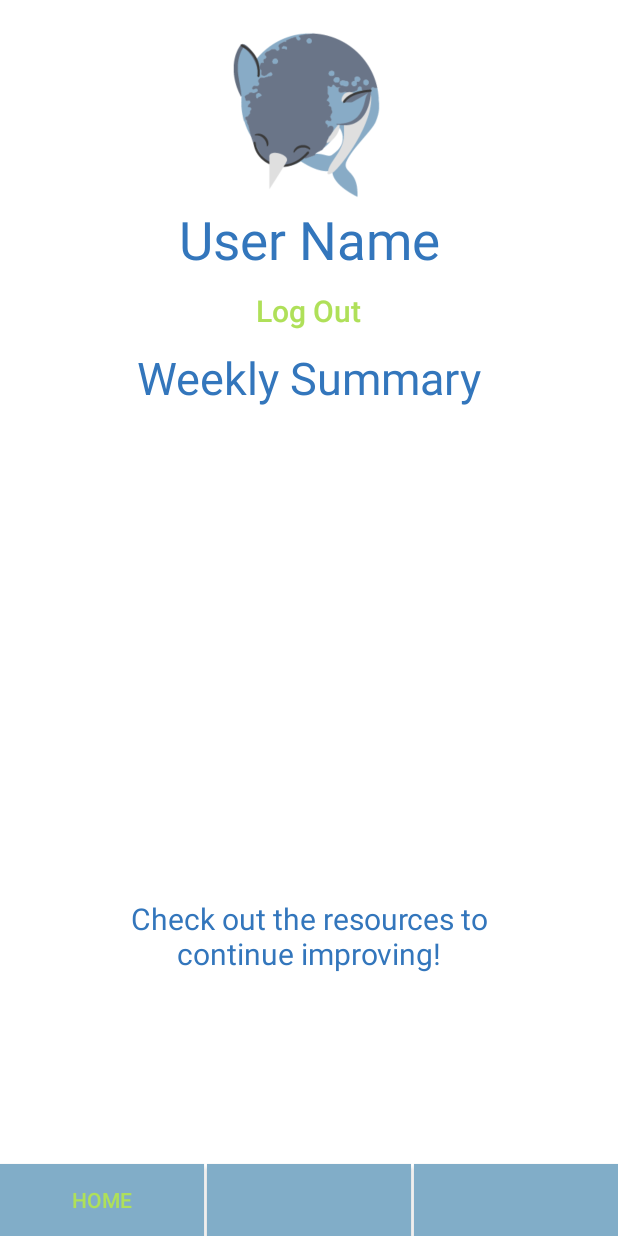
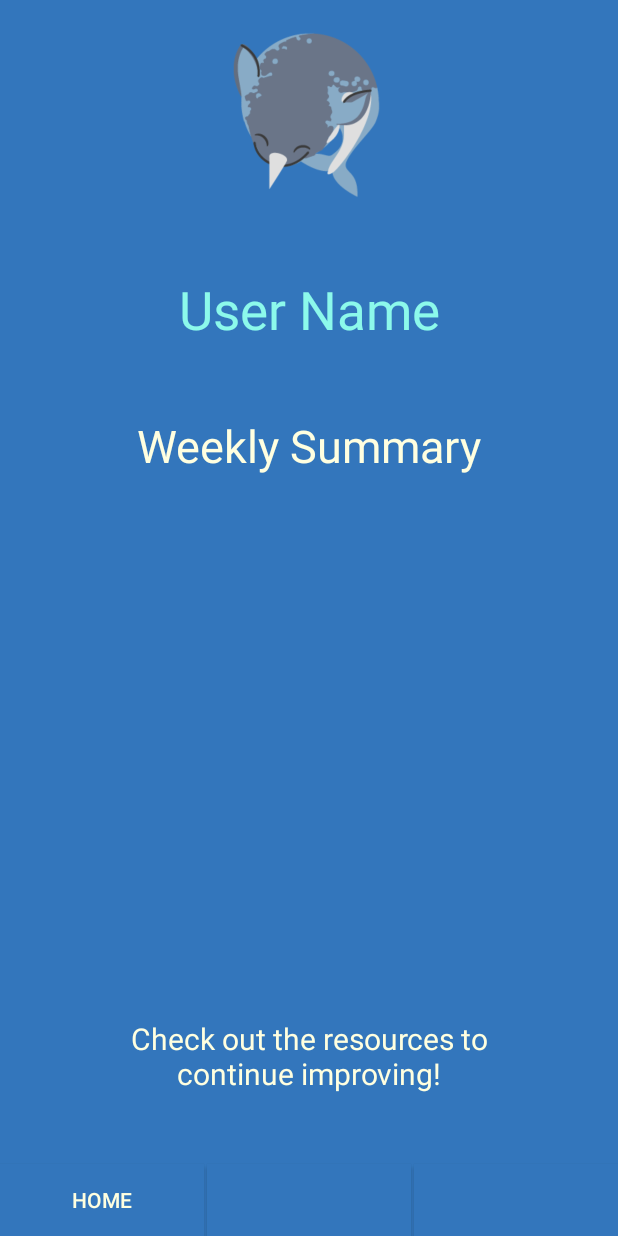
Before and after one commit to hlpike/Sona, an Android app: the ProfileActivity screen opened directly, with no data from a screen before it, on a phone screen of 412 x 824 dp. Run offline under Robolectric (Android 15) with nearby library versions, the phone set to English and light mode, and no system bars; our stand-ins replace Picasso; Roboto replaces fonts that are not available here; 3 statements that could not run were skipped.

Commit message:
Updated colors for MainActivity, ProfileActivity, and ResourceActivity.

```diff
--- a/app/src/main/res/layout/activity_profile.xml
+++ b/app/src/main/res/layout/activity_profile.xml
@@ -4,7 +4,7 @@
     xmlns:tools="http://schemas.android.com/tools"
     android:layout_width="match_parent"
     android:layout_height="match_parent"
-    android:background="#FFFFFF"
+    android:background="@color/result_text_color"
     tools:context=".ProfileActivity">
 
     <ImageView
@@ -23,9 +23,9 @@
         android:id="@+id/hub_home"
         android:layout_width="0dp"
         android:layout_height="wrap_content"
-        android:background="#81ADC8"
+        android:background="@color/result_text_color"
         android:text="@string/home"
-        android:textColor="#AFE059"
+        android:textColor="@color/dot_light_screen1"
         app:layout_constraintBottom_toBottomOf="parent"
         app:layout_constraintStart_toStartOf="parent"
         app:layout_constraintWidth_percent=".33" />
@@ -35,7 +35,7 @@
         android:id="@+id/hub_info"
         android:layout_width="0dp"
         android:layout_height="wrap_content"
-        android:background="#81ADC8"
+        android:background="@color/result_text_color"
         android:textColor="#AFE059"
         app:layout_constraintBottom_toBottomOf="parent"
         app:layout_constraintEnd_toEndOf="parent"
@@ -45,7 +45,7 @@
         android:id="@+id/hub_profile"
         android:layout_width="0dp"
         android:layout_height="wrap_content"
-        android:background="#81ADC8"
+        android:background="@color/result_text_color"
         android:textColor="#AFE059"
         app:layout_constraintBottom_toBottomOf="parent"
         app:layout_constraintEnd_toStartOf="@+id/hub_info"
@@ -58,42 +58,31 @@
         android:layout_height="wrap_content"
         android:fontFamily="sans-serif"
         android:text="@string/user"
-        android:textColor="#3376BC"
+        android:textColor="@color/dot_light_screen2"
         android:textSize="35sp"
+        app:layout_constraintBottom_toTopOf="@+id/pofile_weekly_sum"
         app:layout_constraintEnd_toEndOf="parent"
         app:layout_constraintStart_toStartOf="parent"
         app:layout_constraintTop_toBottomOf="@+id/imageView" />
-
-    <Button
-        android:id="@+id/profile_log_out"
-        android:layout_width="wrap_content"
-        android:layout_height="wrap_content"
-        android:background="#00FFFFFF"
-        android:text="@string/log_out"
-        android:textAllCaps="false"
-        android:textColor="#AFE059"
-        android:textSize="20sp"
-        app:layout_constraintEnd_toEndOf="parent"
-        app:layout_constraintHorizontal_bias="0.498"
-        app:layout_constraintStart_toStartOf="parent"
-        app:layout_constraintTop_toBottomOf="@+id/profile_user" />
 
     <TextView
         android:id="@+id/pofile_weekly_sum"
         android:layout_width="wrap_content"
         android:layout_height="wrap_content"
         android:text="@string/summary"
-        android:textColor="#3376BC"
+        android:textColor="@color/dot_light_screen1"
         android:textSize="30sp"
         app:layout_constraintBottom_toTopOf="@+id/profile_graph"
         app:layout_constraintEnd_toEndOf="parent"
         app:layout_constraintStart_toStartOf="parent"
-        app:layout_constraintTop_toBottomOf="@+id/profile_log_out" />
+        app:layout_constraintTop_toBottomOf="@+id/profile_user" />
 
     <ImageView
         android:id="@+id/profile_graph"
         android:layout_width="270.5dp"
         android:layout_height="200dp"
+        android:layout_marginBottom="68dp"
+        app:layout_constraintBottom_toTopOf="@+id/profile_resources"
         app:layout_constraintEnd_toEndOf="parent"
         app:layout_constraintHorizontal_bias="0.496"
         app:layout_constraintStart_toStartOf="parent"
@@ -104,11 +93,11 @@
         android:id="@+id/profile_resources"
         android:layout_width="300sp"
         android:layout_height="wrap_content"
+        android:gravity="center"
         android:lines="2"
         android:text="@string/resources"
-        android:textColor="#3376BC"
+        android:textColor="@color/dot_light_screen1"
         android:textSize="20sp"
-        android:gravity="center"
         app:layout_constraintBottom_toTopOf="@+id/hub_profile"
         app:layout_constraintEnd_toEndOf="parent"
         app:layout_constraintStart_toStartOf="parent"
--- a/app/src/main/res/values/colors.xml
+++ b/app/src/main/res/values/colors.xml
@@ -7,7 +7,7 @@
 
     <!-- Screens background color-->
     <color name="bg_screen1">#EBC21A</color>
-    <color name="bg_screen2">#20d2bb</color>
+    <color name="bg_screen2">#0ec6c0</color>
     <color name="bg_screen3">#3395ff</color>
     <color name="bg_screen4">#c873f4</color>
 
```
Also changed, not shown: app/src/main/res/layout/activity_main.xml (+12 -10 lines), app/src/main/res/layout/activity_resources.xml (+8 -9 lines).
